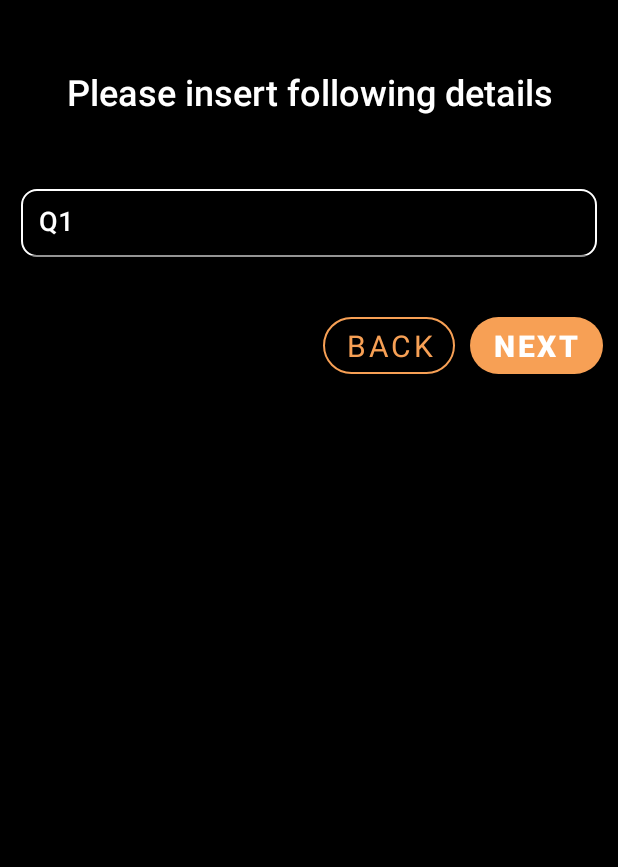
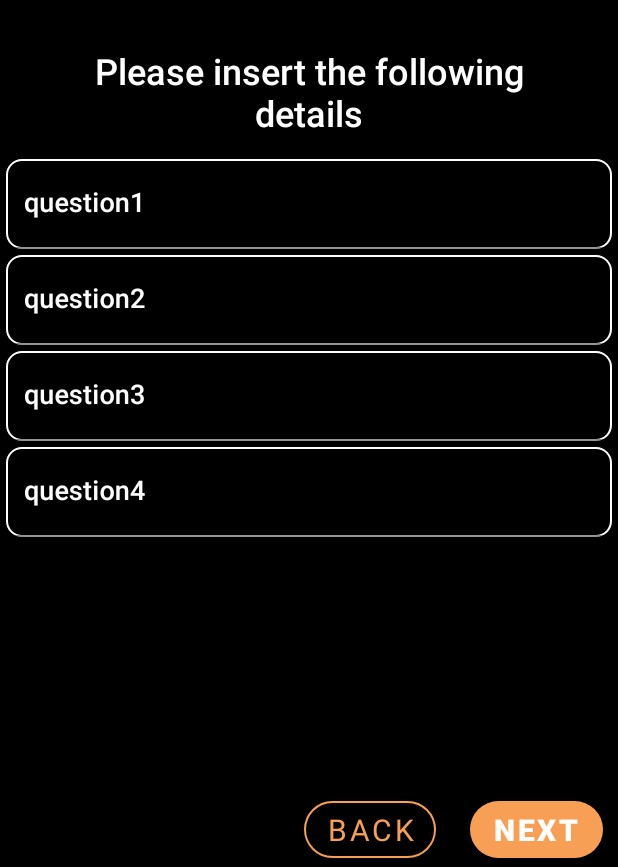
Before and after one commit to Shimoco7/Poll-It, an Android app: the FragmentUserDetails screen opened through its navigation route, on a phone screen of 412 x 824 dp, the part 369-1236 px from its top. Run offline under Robolectric (Android 15) with nearby library versions, the phone set to English and light mode, and no system bars; our stand-ins replace navigation-ui.

Commit message:
first stage of user_details

```diff
--- a/app/src/main/java/com/example/appproject/FragmentUserDetails.java
+++ b/app/src/main/java/com/example/appproject/FragmentUserDetails.java
@@ -3,75 +3,134 @@ package com.example.appproject;
 import android.content.Intent;
 import android.os.Bundle;
 
+import androidx.annotation.NonNull;
+import androidx.annotation.Nullable;
 import androidx.appcompat.app.AppCompatActivity;
 import androidx.fragment.app.Fragment;
-import androidx.navigation.Navigation;
+import androidx.fragment.app.FragmentTransaction;
+import androidx.recyclerview.widget.LinearLayoutManager;
+import androidx.recyclerview.widget.RecyclerView;
 
+import android.util.Log;
 import android.view.LayoutInflater;
 import android.view.View;
 import android.view.ViewGroup;
 import android.widget.Button;
+import android.widget.CheckBox;
+import android.widget.EditText;
+import android.widget.TextView;
 
-import java.util.Objects;
+import com.example.appproject.model.Model;
+import com.google.android.material.textfield.TextInputLayout;
 
-/**
- * A simple {@link Fragment} subclass.
- * Use the {@link FragmentUserDetails#newInstance} factory method to
- * create an instance of this fragment.
- */
+import java.util.ArrayList;
+import java.util.Collections;
+import java.util.HashMap;
+import java.util.LinkedHashMap;
+import java.util.List;
+
+///**
+// * A simple {@link Fragment} subclass.
+// * Use the {@link FragmentUserDetails#newInstance} factory method to
+// * create an instance of this fragment.
+// */
 public class FragmentUserDetails extends Fragment {
+    Button finishBtn;
+    LinkedHashMap<String, String> detailsQuestions;
 
-    // TODO: Rename parameter arguments, choose names that match
-    // the fragment initialization parameters, e.g. ARG_ITEM_NUMBER
-    private static final String ARG_PARAM1 = "param1";
-    private static final String ARG_PARAM2 = "param2";
-
-    // TODO: Rename and change types of parameters
-    private String mParam1;
-    private String mParam2;
-
-    public FragmentUserDetails() {
-        // Required empty public constructor
-    }
-
-    /**
-     * Use this factory method to create a new instance of
-     * this fragment using the provided parameters.
-     *
-     * @param param1 Parameter 1.
-     * @param param2 Parameter 2.
-     * @return A new instance of fragment FragmentUserDetails.
-     */
-    // TODO: Rename and change types and number of parameters
-    public static FragmentUserDetails newInstance(String param1, String param2) {
-        FragmentUserDetails fragment = new FragmentUserDetails();
-        Bundle args = new Bundle();
-        args.putString(ARG_PARAM1, param1);
-        args.putString(ARG_PARAM2, param2);
-        fragment.setArguments(args);
-        return fragment;
-    }
 
     @Override
-    public void onCreate(Bundle savedInstanceState) {
-        super.onCreate(savedInstanceState);
-        if (getArguments() != null) {
-            mParam1 = getArguments().getString(ARG_PARAM1);
-            mParam2 = getArguments().getString(ARG_PARAM2);
-        }
-    }
+    public View onCreateView(@NonNull LayoutInflater inflater, @Nullable ViewGroup container, @Nullable Bundle savedInstanceState) {
+        View view = inflater.inflate(R.layout.fragment_user_details, container, false);
+        detailsQuestions = new LinkedHashMap<>();
+        detailsQuestions.put("question1", "");
+        detailsQuestions.put("question2", "");
+        detailsQuestions.put("question3", "");
+        detailsQuestions.put("question4", "");
+        RecyclerView list = view.findViewById(R.id.details_list_rv);
+        list.setHasFixedSize(true);
 
-    @Override
-    public View onCreateView(LayoutInflater inflater, ViewGroup container,
-                             Bundle savedInstanceState) {
-        View view = inflater.inflate(R.layout.fragment_user_details, container, false);
-        Button finishBtn = view.findViewById(R.id.userDetails_next_btn);
-        ((AppCompatActivity)getActivity()).getSupportActionBar().setDisplayHomeAsUpEnabled(false);
-        finishBtn.setOnClickListener(v->{
+        list.setLayoutManager(new LinearLayoutManager(getContext()));
+        MyAdapter adapter = new MyAdapter();
+        list.setAdapter(adapter);
+        adapter.setOnItemClickListener(new OnItemClickListener() {
+            @Override
+            public void onItemClick(int position) {
+
+                Log.d("TAG", "row was clicked " + position);
+
+            }
+        });
+        finishBtn = view.findViewById(R.id.userDetails_next_btn);
+        ((AppCompatActivity) getActivity()).getSupportActionBar().setDisplayHomeAsUpEnabled(false);
+        finishBtn.setOnClickListener(v -> {
+            for (int i = 0; i < list.getChildCount(); i++) {
+                MyViewHolder holder = (MyViewHolder) list.findViewHolderForAdapterPosition(i);
+                if (holder.questionEt.getText().toString().trim().length() == 0) {
+                    detailsQuestions.put(holder.questionTl.getHint().toString(), "");
+                } else {
+                    detailsQuestions.put(holder.questionTl.getHint().toString(), holder.questionEt.getText().toString());
+                }
+            }
+            for (String s: detailsQuestions.keySet()) {
+               Log.d("TAG", s+","+detailsQuestions.get(s));
+            }
+
             Intent intent = new Intent(getContext(), MainActivity.class);
             startActivity(intent);
             getActivity().finish();
         });
         return view;
     }
+
+    class MyViewHolder extends RecyclerView.ViewHolder {
+        EditText questionEt;
+        TextInputLayout questionTl;
+
+        public MyViewHolder(@NonNull View itemView, OnItemClickListener listener) {
+            super(itemView);
+            questionEt = itemView.findViewById(R.id.listrow_question_et);
+            questionTl = itemView.findViewById(R.id.listrow_question_ti);
+            itemView.setOnClickListener(new View.OnClickListener() {
+                @Override
+                public void onClick(View v) {
+                    int pos = getAdapterPosition();
+                    listener.onItemClick(pos);
+                }
+            });
+        }
+    }
+
+    interface OnItemClickListener {
+        void onItemClick(int position);
+    }
+
+    class MyAdapter extends RecyclerView.Adapter<MyViewHolder> {
+        OnItemClickListener listener;
+
+        public void setOnItemClickListener(OnItemClickListener listener) {
+            this.listener = listener;
+        }
+
+        @NonNull
+        @Override
+        public MyViewHolder onCreateViewHolder(@NonNull ViewGroup parent, int viewType) {
+            View view = getLayoutInflater().inflate(R.layout.details_list_row, parent, false);
+            MyViewHolder holder = new MyViewHolder(view, listener);
+            return holder;
+        }
+
+        @Override
+        public void onBindViewHolder(@NonNull MyViewHolder holder, int position) {
+            String detail = (String) detailsQuestions.keySet().toArray()[position];
+            holder.questionTl.setHint(detail);
+            holder.questionEt.setText(detailsQuestions.get(detail));
+
+        }
+
+        @Override
+        public int getItemCount() {
+            return detailsQuestions.size();
+        }
+    }
 }
--- /dev/null
+++ b/app/src/main/res/layout/details_list_row.xml
@@ -0,0 +1,37 @@
+<?xml version="1.0" encoding="utf-8"?>
+<androidx.constraintlayout.widget.ConstraintLayout xmlns:android="http://schemas.android.com/apk/res/android"
+    xmlns:app="http://schemas.android.com/apk/res-auto"
+    xmlns:tools="http://schemas.android.com/tools"
+    android:layout_width="match_parent"
+    android:layout_height="wrap_content"
+    android:clickable="true"
+    android:background="?attr/selectableItemBackground">
+
+    <com.google.android.material.textfield.TextInputLayout
+        android:id="@+id/listrow_question_ti"
+        android:layout_width="match_parent"
+        android:layout_height="wrap_content"
+        android:layout_margin="4dp"
+        android:fontFamily="sans-serif-light"
+        android:hint="question"
+        app:layout_constraintBottom_toBottomOf="parent"
+        android:textColorHint="@color/white">
+    <com.google.android.material.textfield.TextInputEditText
+        android:id="@+id/listrow_question_et"
+        android:layout_width="match_parent"
+        android:layout_height="60dp"
+        android:background="@drawable/custom_input"
+        android:drawablePadding="14dp"
+        android:fontFamily="sans-serif-light"
+        android:inputType="text"
+        android:maxLines="1"
+        android:paddingStart="12dp"
+        android:paddingEnd="12dp"
+        android:textColor="@color/white"
+        app:layout_constraintTop_toTopOf="parent"
+        android:textSize="18sp"
+        android:textStyle="bold" />
+    </com.google.android.material.textfield.TextInputLayout>
+
+
+</androidx.constraintlayout.widget.ConstraintLayout>
--- a/app/src/main/res/layout/fragment_user_details.xml
+++ b/app/src/main/res/layout/fragment_user_details.xml
@@ -1,6 +1,5 @@
 <?xml version="1.0" encoding="utf-8"?>
-<ScrollView
-    xmlns:android="http://schemas.android.com/apk/res/android"
+<androidx.constraintlayout.widget.ConstraintLayout xmlns:android="http://schemas.android.com/apk/res/android"
     xmlns:app="http://schemas.android.com/apk/res-auto"
     xmlns:tools="http://schemas.android.com/tools"
     android:layout_width="match_parent"
@@ -8,12 +7,8 @@
     android:background="@color/black"
     tools:context=".FragmentUserDetails">
 
-    <androidx.constraintlayout.widget.ConstraintLayout
-        android:layout_width="match_parent"
-        android:layout_height="match_parent">
-
     <ImageView
-        android:id="@+id/otheruser_img_main"
+        android:id="@+id/userDetails_img_main"
         android:layout_width="306dp"
         android:layout_height="160dp"
         android:layout_marginTop="30dp"
@@ -22,6 +17,7 @@
         app:layout_constraintStart_toStartOf="parent"
         app:layout_constraintTop_toTopOf="parent" />
 
+
     <TextView
         android:id="@+id/homeScr_text_title"
         android:layout_width="350dp"
@@ -29,13 +25,101 @@
         android:layout_marginTop="16dp"
         android:fontFamily="sans-serif-light"
         android:gravity="center"
-        android:text="Please insert following details"
+        android:text="Please insert the following details"
         android:textColor="@color/white"
         android:textSize="24sp"
         android:textStyle="bold"
         app:layout_constraintEnd_toEndOf="parent"
         app:layout_constraintStart_toStartOf="parent"
-        app:layout_constraintTop_toBottomOf="@+id/otheruser_img_main" />
+        app:layout_constraintTop_toBottomOf="@+id/userDetails_img_main" />
+
+
+    <androidx.recyclerview.widget.RecyclerView
+        android:id="@+id/details_list_rv"
+        android:layout_width="0dp"
+        android:layout_height="0dp"
+        app:layout_constraintBottom_toTopOf="@+id/userDetails_btn_back"
+        app:layout_constraintEnd_toEndOf="parent"
+        app:layout_constraintHorizontal_bias="0.0"
+        app:layout_constraintStart_toStartOf="parent"
+        app:layout_constraintTop_toBottomOf="@+id/homeScr_text_title"
+        app:layout_constraintVertical_bias="0.0" />
+
+    <com.google.android.material.button.MaterialButton
+        android:id="@+id/userDetails_next_btn"
+        android:layout_width="wrap_content"
+        android:layout_height="50dp"
+        android:layout_marginTop="30dp"
+        android:layout_marginEnd="10dp"
+        android:fontFamily="sans-serif-black"
+        android:text="NEXT"
+        android:textSize="20sp"
+        app:cornerRadius="35dp"
+        app:layout_constraintBottom_toBottomOf="parent"
+        app:layout_constraintEnd_toEndOf="parent" />
+
+    <com.google.android.material.button.MaterialButton
+        android:id="@+id/userDetails_btn_back"
+        style="@style/Widget.MaterialComponents.Button.TextButton"
+        android:layout_width="wrap_content"
+        android:layout_height="50dp"
+        android:layout_marginTop="30dp"
+        android:layout_marginEnd="10dp"
+        android:backgroundTint="@color/black"
+        android:fontFamily="sans-serif"
+        android:text="BACK"
+        android:textSize="20sp"
+        app:cornerRadius="35dp"
+        app:layout_constraintBottom_toBottomOf="parent"
+        app:layout_constraintEnd_toStartOf="@+id/userDetails_next_btn"
+        app:layout_constraintHorizontal_bias="0.941"
+        app:layout_constraintStart_toStartOf="parent"
+        app:strokeColor="@color/primeOrng"
+        app:strokeWidth="1dp" />
+</androidx.constraintlayout.widget.ConstraintLayout>
+
+
+
+
+
+<!--    <?xml version="1.0" encoding="utf-8"?>-->
+<!--<ScrollView-->
+<!--xmlns:android="http://schemas.android.com/apk/res/android"-->
+<!--xmlns:app="http://schemas.android.com/apk/res-auto"-->
+<!--xmlns:tools="http://schemas.android.com/tools"-->
+<!--android:layout_width="match_parent"-->
+<!--android:layout_height="match_parent"-->
+<!--android:background="@color/black"-->
+<!--tools:context=".FragmentUserDetails">-->
+
+<!--<androidx.constraintlayout.widget.ConstraintLayout-->
+<!--    android:layout_width="match_parent"-->
+<!--    android:layout_height="match_parent">-->
+
+<!--    <ImageView-->
+<!--        android:id="@+id/otheruser_img_main"-->
+<!--        android:layout_width="306dp"-->
+<!--        android:layout_height="160dp"-->
+<!--        android:layout_marginTop="30dp"-->
+<!--        android:src="@drawable/logo__nobg_2"-->
+<!--        app:layout_constraintEnd_toEndOf="parent"-->
+<!--        app:layout_constraintStart_toStartOf="parent"-->
+<!--        app:layout_constraintTop_toTopOf="parent" />-->
+
+<!--    <TextView-->
+<!--        android:id="@+id/homeScr_text_title"-->
+<!--        android:layout_width="350dp"-->
+<!--        android:layout_height="90dp"-->
+<!--        android:layout_marginTop="16dp"-->
+<!--        android:fontFamily="sans-serif-light"-->
+<!--        android:gravity="center"-->
+<!--        android:text="Please insert following details"-->
+<!--        android:textColor="@color/white"-->
+<!--        android:textSize="24sp"-->
+<!--        android:textStyle="bold"-->
+<!--        app:layout_constraintEnd_toEndOf="parent"-->
+<!--        app:layout_constraintStart_toStartOf="parent"-->
+<!--        app:layout_constraintTop_toBottomOf="@+id/otheruser_img_main" />-->
 
 
     <!--    <EditText-->
@@ -55,45 +139,45 @@
     <!--        app:layout_constraintTop_toBottomOf="@+id/textView" />-->
 
 
-    <androidx.appcompat.widget.LinearLayoutCompat
-        android:id="@+id/linearLayoutCompat3"
-        android:layout_width="match_parent"
-        android:layout_height="wrap_content"
-        android:layout_marginStart="10dp"
-        android:layout_marginTop="16dp"
-        android:layout_marginEnd="10dp"
-        android:orientation="vertical"
-        app:layout_constraintEnd_toEndOf="parent"
-        app:layout_constraintHorizontal_bias="0.0"
-        app:layout_constraintStart_toStartOf="parent"
-        app:layout_constraintTop_toBottomOf="@+id/homeScr_text_title">
+<!--    <androidx.appcompat.widget.LinearLayoutCompat-->
+<!--        android:id="@+id/linearLayoutCompat3"-->
+<!--        android:layout_width="match_parent"-->
+<!--        android:layout_height="wrap_content"-->
+<!--        android:layout_marginStart="10dp"-->
+<!--        android:layout_marginTop="16dp"-->
+<!--        android:layout_marginEnd="10dp"-->
+<!--        android:orientation="vertical"-->
+<!--        app:layout_constraintEnd_toEndOf="parent"-->
+<!--        app:layout_constraintHorizontal_bias="0.0"-->
+<!--        app:layout_constraintStart_toStartOf="parent"-->
+<!--        app:layout_constraintTop_toBottomOf="@+id/homeScr_text_title">-->
 
-        <com.google.android.material.textfield.TextInputLayout
-            android:layout_width="match_parent"
-            android:layout_height="wrap_content"
-            android:layout_margin="4dp"
-            android:fontFamily="sans-serif-light"
-            android:hint="Q1"
-            android:textColorHint="@color/white">
+<!--        <com.google.android.material.textfield.TextInputLayout-->
+<!--            android:layout_width="match_parent"-->
+<!--            android:layout_height="wrap_content"-->
+<!--            android:layout_margin="4dp"-->
+<!--            android:fontFamily="sans-serif-light"-->
+<!--            android:hint="Q1"-->
+<!--            android:textColorHint="@color/white">-->
 
-            <com.google.android.material.textfield.TextInputEditText
-                android:id="@+id/userDetails_input1"
-                android:layout_width="match_parent"
-                android:layout_height="45dp"
-                android:background="@drawable/custom_input"
-                android:drawablePadding="14dp"
-                android:fontFamily="sans-serif-light"
-                android:inputType="text"
-                android:maxLines="1"
-                android:paddingStart="12dp"
-                android:paddingEnd="12dp"
-                android:textColor="@color/white"
-                android:textSize="18dp"
-                android:textStyle="bold" />
-        </com.google.android.material.textfield.TextInputLayout>
+<!--            <com.google.android.material.textfield.TextInputEditText-->
+<!--                android:id="@+id/userDetails_input1"-->
+<!--                android:layout_width="match_parent"-->
+<!--                android:layout_height="45dp"-->
+<!--                android:background="@drawable/custom_input"-->
+<!--                android:drawablePadding="14dp"-->
+<!--                android:fontFamily="sans-serif-light"-->
+<!--                android:inputType="text"-->
+<!--                android:maxLines="1"-->
+<!--                android:paddingStart="12dp"-->
+<!--                android:paddingEnd="12dp"-->
+<!--                android:textColor="@color/white"-->
+<!--                android:textSize="18dp"-->
+<!--                android:textStyle="bold" />-->
+<!--        </com.google.android.material.textfield.TextInputLayout>-->
 
 
-    </androidx.appcompat.widget.LinearLayoutCompat>
+<!--    </androidx.appcompat.widget.LinearLayoutCompat>-->
 
     <!--    <TextView-->
     <!--        android:id="@+id/userDetails_question4"-->
@@ -141,36 +225,36 @@
     <!--        tools:layout_editor_absoluteY="452dp" />-->
 
 
-    <com.google.android.material.button.MaterialButton
-        android:id="@+id/userDetails_next_btn"
-        android:layout_width="wrap_content"
-        android:layout_height="50dp"
-        android:layout_marginTop="30dp"
-        android:layout_marginEnd="10dp"
-        android:fontFamily="sans-serif-black"
-        android:text="NEXT"
-        android:textSize="20sp"
-        app:cornerRadius="35dp"
-        app:layout_constraintEnd_toEndOf="parent"
-        app:layout_constraintTop_toBottomOf="@+id/linearLayoutCompat3" />
+<!--    <com.google.android.material.button.MaterialButton-->
+<!--        android:id="@+id/userDetails_next_btn"-->
+<!--        android:layout_width="wrap_content"-->
+<!--        android:layout_height="50dp"-->
+<!--        android:layout_marginTop="30dp"-->
+<!--        android:layout_marginEnd="10dp"-->
+<!--        android:fontFamily="sans-serif-black"-->
+<!--        android:text="NEXT"-->
+<!--        android:textSize="20sp"-->
+<!--        app:cornerRadius="35dp"-->
+<!--        app:layout_constraintEnd_toEndOf="parent"-->
+<!--        app:layout_constraintTop_toBottomOf="@+id/linearLayoutCompat3" />-->
 
-    <com.google.android.material.button.MaterialButton
-        android:id="@+id/otheruser_btn_back"
-        style="@style/Widget.MaterialComponents.Button.TextButton"
-        android:layout_width="wrap_content"
-        android:layout_height="50dp"
-        android:layout_marginTop="30dp"
-        android:layout_marginEnd="10dp"
-        android:backgroundTint="@color/black"
-        android:fontFamily="sans-serif"
-        android:text="BACK"
-        android:textSize="20sp"
-        app:cornerRadius="35dp"
-        app:layout_constraintEnd_toStartOf="@+id/userDetails_next_btn"
-        app:layout_constraintTop_toBottomOf="@+id/linearLayoutCompat3"
-        app:strokeColor="@color/primeOrng"
-        app:strokeWidth="1dp" />
+<!--    <com.google.android.material.button.MaterialButton-->
+<!--        android:id="@+id/otheruser_btn_back"-->
+<!--        style="@style/Widget.MaterialComponents.Button.TextButton"-->
+<!--        android:layout_width="wrap_content"-->
+<!--        android:layout_height="50dp"-->
+<!--        android:layout_marginTop="30dp"-->
+<!--        android:layout_marginEnd="10dp"-->
+<!--        android:backgroundTint="@color/black"-->
+<!--        android:fontFamily="sans-serif"-->
+<!--        android:text="BACK"-->
+<!--        android:textSize="20sp"-->
+<!--        app:cornerRadius="35dp"-->
+<!--        app:layout_constraintEnd_toStartOf="@+id/userDetails_next_btn"-->
+<!--        app:layout_constraintTop_toBottomOf="@+id/linearLayoutCompat3"-->
+<!--        app:strokeColor="@color/primeOrng"-->
+<!--        app:strokeWidth="1dp" />-->
 
 
-</androidx.constraintlayout.widget.ConstraintLayout>
-</ScrollView>
+<!--</androidx.constraintlayout.widget.ConstraintLayout>-->
+<!--</ScrollView>-->
```
